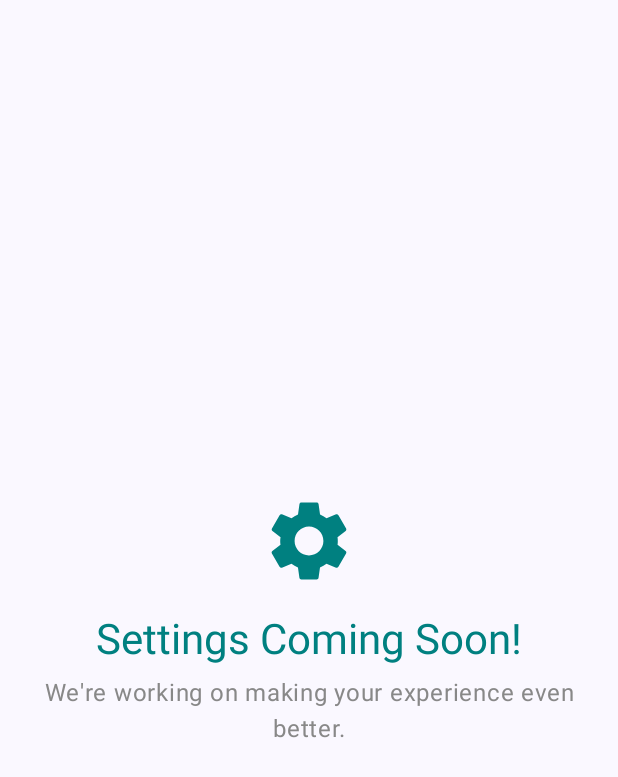
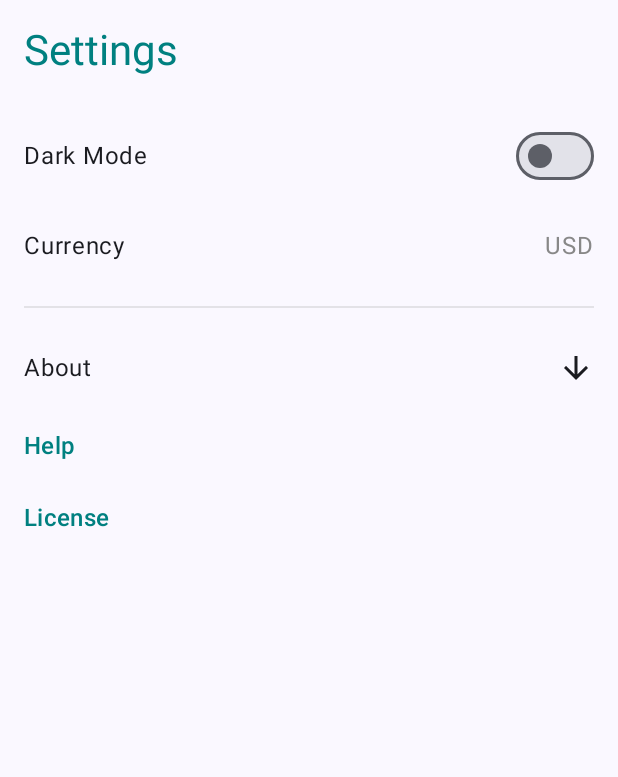
Before and after one commit to IanTerHaar/AccountIT, an Android app built with Jetpack Compose: the composable SettingsScreen shown on its own in the app's theme, on a phone screen of 412 x 824 dp. Shown: the top 777 px of the screen. Run offline under Robolectric (Android 15) with nearby library versions, the phone set to English and light mode, and no system bars.

Commit message:
create SettingsScreen.kt, with about functionality

```diff
--- a/app/src/main/java/com/ianterhaar/accountit/MainActivity.kt
+++ b/app/src/main/java/com/ianterhaar/accountit/MainActivity.kt
@@ -299,38 +299,3 @@ fun BudgetTrackingScreen(
         )
     }
 }
-
-@Composable
-fun SettingsScreen() {
-    Box(
-        modifier = Modifier
-            .fillMaxSize()
-            .padding(16.dp),
-        contentAlignment = Alignment.Center
-    ) {
-        Column(
-            horizontalAlignment = Alignment.CenterHorizontally,
-            verticalArrangement = Arrangement.Center
-        ) {
-            Icon(
-                imageVector = Icons.Default.Settings,
-                contentDescription = "Settings",
-                modifier = Modifier.size(64.dp),
-                tint = Color(0xFF008080)
-            )
-            Spacer(modifier = Modifier.height(16.dp))
-            Text(
-                text = "Settings Coming Soon!",
-                style = MaterialTheme.typography.headlineMedium,
-                color = Color(0xFF008080)
-            )
-            Spacer(modifier = Modifier.height(8.dp))
-            Text(
-                text = "We're working on making your experience even better.",
-                style = MaterialTheme.typography.bodyLarge,
-                textAlign = TextAlign.Center,
-                color = Color.Gray
-            )
-        }
-    }
-}
--- /dev/null
+++ b/app/src/main/java/com/ianterhaar/accountit/SettingsScreen.kt
@@ -0,0 +1,188 @@
+package com.ianterhaar.accountit
+
+import androidx.compose.foundation.clickable
+import androidx.compose.foundation.layout.*
+import androidx.compose.foundation.shape.RoundedCornerShape
+import androidx.compose.foundation.text.ClickableText
+import androidx.compose.material.icons.Icons
+import androidx.compose.material.icons.filled.ArrowBack
+import androidx.compose.material3.*
+import androidx.compose.runtime.*
+import androidx.compose.ui.Alignment
+import androidx.compose.ui.Modifier
+import androidx.compose.ui.draw.rotate
+import androidx.compose.ui.graphics.Color
+import androidx.compose.ui.text.buildAnnotatedString
+import androidx.compose.ui.unit.dp
+
+@Composable
+fun SettingsScreen() {
+    var isDarkModeEnabled by remember { mutableStateOf(false) }
+    var selectedCurrency by remember { mutableStateOf("USD") }
+    var showAboutDialog by remember { mutableStateOf(false) }
+
+    Column(
+        modifier = Modifier
+            .fillMaxSize()
+            .padding(16.dp),
+        verticalArrangement = Arrangement.Top,
+        horizontalAlignment = Alignment.Start
+    ) {
+        Text(
+            text = "Settings",
+            style = MaterialTheme.typography.headlineMedium,
+            color = Color(0xFF008080),
+            modifier = Modifier.padding(bottom = 16.dp)
+        )
+
+        // Dark Mode
+        Row(
+            modifier = Modifier
+                .fillMaxWidth()
+                .clickable { isDarkModeEnabled = !isDarkModeEnabled }
+                .padding(vertical = 12.dp),
+            verticalAlignment = Alignment.CenterVertically,
+            horizontalArrangement = Arrangement.SpaceBetween
+        ) {
+            Text("Dark Mode")
+            Switch(
+                checked = isDarkModeEnabled,
+                onCheckedChange = { isDarkModeEnabled = it },
+                modifier = Modifier.padding(start = 16.dp)
+            )
+        }
+
+        // Currency
+        Row(
+            modifier = Modifier
+                .fillMaxWidth()
+                .clickable { /* TODO: Open currency selection dialog */ }
+                .padding(vertical = 12.dp),
+            verticalAlignment = Alignment.CenterVertically,
+            horizontalArrangement = Arrangement.SpaceBetween
+        ) {
+            Text("Currency")
+            Text(selectedCurrency, color = Color.Gray)
+        }
+
+        // About, Help, and License
+        Column(
+            modifier = Modifier.fillMaxWidth()
+        ) {
+            Divider(
+                color = Color.Gray.copy(alpha = 0.2f),
+                thickness = 1.dp,
+                modifier = Modifier.padding(vertical = 16.dp)
+            )
+            Row(
+                modifier = Modifier
+                    .fillMaxWidth()
+                    .clickable { showAboutDialog = true }
+                    .padding(vertical = 12.dp),
+                verticalAlignment = Alignment.CenterVertically,
+                horizontalArrangement = Arrangement.SpaceBetween
+            ) {
+                Text("About")
+                Icon(
+                    imageVector = Icons.Default.ArrowBack,
+                    contentDescription = "Go to About",
+                    modifier = Modifier.rotate(270f)
+                )
+            }
+            Text(
+                text = "Help",
+                style = MaterialTheme.typography.titleMedium,
+                color = Color(0xFF008080),
+                modifier = Modifier.padding(bottom = 8.dp, top = 16.dp)
+            )
+            Text(
+                text = "License",
+                style = MaterialTheme.typography.titleMedium,
+                color = Color(0xFF008080),
+                modifier = Modifier.padding(bottom = 8.dp, top = 16.dp)
+            )
+        }
+
+        Spacer(modifier = Modifier.weight(1f))
+
+        if (showAboutDialog) {
+            AlertDialog(
+                onDismissRequest = { showAboutDialog = false },
+                title = { Text("About") },
+                text = {
+                    ClickableText(
+                        text = buildAnnotatedString {
+                            append("A third year Software Engineering project by:\n")
+                            pushStringAnnotation(
+                                tag = "Ian",
+                                annotation = "https://github.com/IanTerHaar"
+                            )
+                            append("• Ian Ter Haar ")
+                            pop()
+                            pushStringAnnotation(
+                                tag = "Hendrik",
+                                annotation = "https://github.com/HenreCoetzee"
+                            )
+                            append("(https://github.com/IanTerHaar)\n")
+                            pop()
+                            pushStringAnnotation(
+                                tag = "Ryan",
+                                annotation = "https://github.com/RyanMostert"
+                            )
+                            append("• Hendrik Coetzee ")
+                            pop()
+                            pushStringAnnotation(
+                                tag = "Barend",
+                                annotation = "https://github.com/Oats10"
+                            )
+                            append("(https://github.com/HenreCoetzee)\n")
+                            pop()
+                            pushStringAnnotation(
+                                tag = "Simeon",
+                                annotation = "https://github.com/SimeonMomberg"
+                            )
+                            append("• Ryan Mostert ")
+                            pop()
+                            append("(https://github.com/RyanMostert)\n")
+                            append("• Barend Kock ")
+                            append("(https://github.com/Oats10)\n")
+                            append("• Simeon Momberg ")
+                            append("(https://github.com/SimeonMomberg)")
+                        },
+                        style = MaterialTheme.typography.bodyLarge,
+                        onClick = { offset ->
+                            clickableText(offset, listOf(
+                                "Ian" to "https://github.com/IanTerHaar",
+                                "Hendrik" to "https://github.com/HenreCoetzee",
+                                "Ryan" to "https://github.com/RyanMostert",
+                                "Barend" to "https://github.com/Oats10",
+                                "Simeon" to "https://github.com/SimeonMomberg"
+                            ))
+                        }
+                    )
+                },
+                confirmButton = {
+                    Button(
+                        onClick = { showAboutDialog = false },
+                        shape = RoundedCornerShape(50)
+                    ) {
+                        Text("OK")
+                    }
+                }
+            )
+        }
+    }
+}
+
+private fun clickableText(
+    offset: Int,
+    links: List<Pair<String, String>>
+) {
+    links.forEach { (tag, url) ->
+        if (tag in listOf("Ian", "Hendrik", "Ryan", "Barend", "Simeon")) {
+            // Open URL on click
+            // TODO: Implement opening URL in browser
+            println("Clicked on $tag's GitHub link: $url")
+        }
+    }
+}
```
